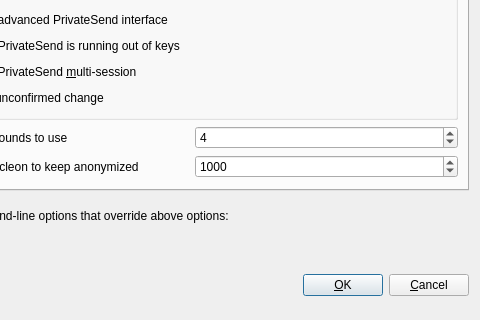
First picture: the form in src/qt/forms/optionsdialog.ui, repository laurobeleche/Nucleon, before the edit; both pictures show x 96 to 576 and y 117 to 437 of the 576 by 437 pixel window.
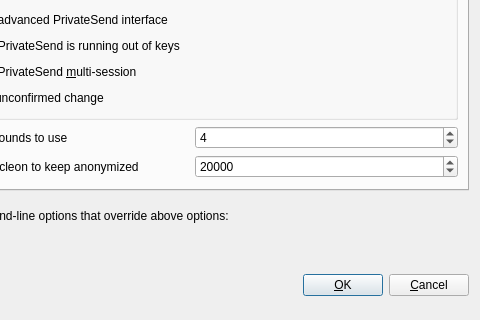
Second picture: the form after the edit. The open tabs and pages were chosen to show the change. Custom widgets are drawn as their Qt base class.

Diff of the .ui file:
```diff
--- a/src/qt/forms/optionsdialog.ui
+++ b/src/qt/forms/optionsdialog.ui
@@ -260,17 +260,17 @@
          <item>
           <widget class="QSpinBox" name="privateSendAmount">
            <property name="minimum">
-            <number>2</number>
+            <number>20</number>
            </property>
            <property name="maximum">
-            <number>2000</number>
+            <number>100000</number>
            </property>
            <property name="singleStep">
-            <number>10</number>
-           </property>
-           <property name="value">
             <number>1000</number>
            </property>
+           <property name="value">
+            <number>20000</number>
+           </property>
           </widget>
          </item>
         </layout>
```
